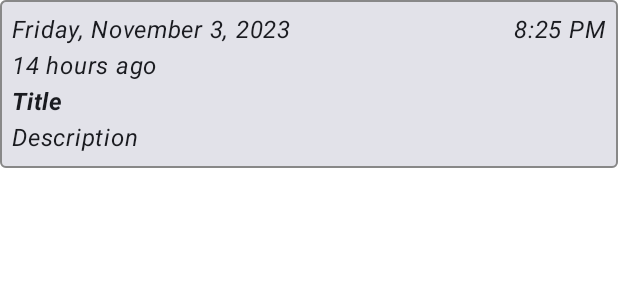
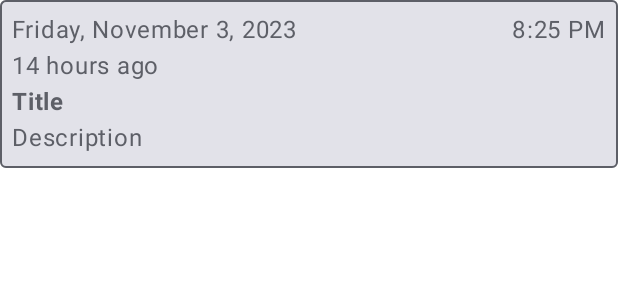
Before and after one commit to reisack/easy-reminder-v2, an Android app built with Jetpack Compose: the @Preview function NotifiedReminderCardPreview, on a phone screen of 412 x 824 dp. Shown: the top 300 px of the screen. Run offline under Robolectric (Android 15) with nearby library versions, the phone set to English and light mode, and no system bars; our stand-ins replace Room's generated code.

Commit message:
Better design for notified reminder

```diff
--- a/app/src/main/java/rek/remindme/ui/components/ReminderCard.kt
+++ b/app/src/main/java/rek/remindme/ui/components/ReminderCard.kt
@@ -13,8 +13,6 @@ import androidx.compose.material3.MaterialTheme
 import androidx.compose.material3.Text
 import androidx.compose.runtime.Composable
 import androidx.compose.ui.Modifier
-import androidx.compose.ui.graphics.Color
-import androidx.compose.ui.text.font.FontStyle
 import androidx.compose.ui.text.font.FontWeight
 import androidx.compose.ui.tooling.preview.Preview
 import androidx.compose.ui.unit.dp
@@ -84,7 +82,7 @@ private fun NotifiedReminderCardComponent(
 ) {
     Card(
         shape = RoundedCornerShape(4.dp),
-        border = BorderStroke(1.dp, Color.Gray),
+        border = BorderStroke(1.dp, MaterialTheme.colorScheme.outline),
         modifier = Modifier
             .fillMaxWidth()
             .padding(bottom = 8.dp)
@@ -97,30 +95,30 @@ private fun NotifiedReminderCardComponent(
                 Text(
                     text = DateTimeHelper.instance.getReadableDate(reminder.unixTimestamp),
                     modifier = Modifier.weight(1f),
-                    fontStyle = FontStyle.Italic
+                    color = MaterialTheme.colorScheme.outline
                 )
                 Text(
                     text = DateTimeHelper.instance.getReadableTime(reminder.unixTimestamp),
-                    fontStyle = FontStyle.Italic
+                    color = MaterialTheme.colorScheme.outline
                 )
             }
             Row {
                 Text(
                     text = DateTimeHelper.instance.getRemainingOrPastTime(reminder.unixTimestamp),
-                    fontStyle = FontStyle.Italic
+                    color = MaterialTheme.colorScheme.outline
                 )
             }
             Row {
                 Text(
                     text = reminder.title,
                     fontWeight = FontWeight.Bold,
-                    fontStyle = FontStyle.Italic
+                    color = MaterialTheme.colorScheme.outline
                 )
             }
             Row {
                 Text(
                     text = ReminderListHelper.formatDescription(reminder.description),
-                    fontStyle = FontStyle.Italic
+                    color = MaterialTheme.colorScheme.outline
                 )
             }
         }
--- a/app/src/main/java/rek/remindme/ui/components/ReminderListComponents.kt
+++ b/app/src/main/java/rek/remindme/ui/components/ReminderListComponents.kt
@@ -16,6 +16,7 @@ import androidx.compose.material3.DropdownMenuItem
 import androidx.compose.material3.ExperimentalMaterial3Api
 import androidx.compose.material3.Icon
 import androidx.compose.material3.IconButton
+import androidx.compose.material3.MaterialTheme
 import androidx.compose.material3.SnackbarHostState
 import androidx.compose.material3.Text
 import androidx.compose.material3.TopAppBar
@@ -128,6 +129,7 @@ internal fun EmptyReminderList() {
                 fontSize = 24.sp,
                 letterSpacing = 2.sp,
                 lineHeight = 32.sp,
+                color = MaterialTheme.colorScheme.outline,
                 text = stringResource(id = R.string.empty_reminder_list_message)
             )
         }
```
